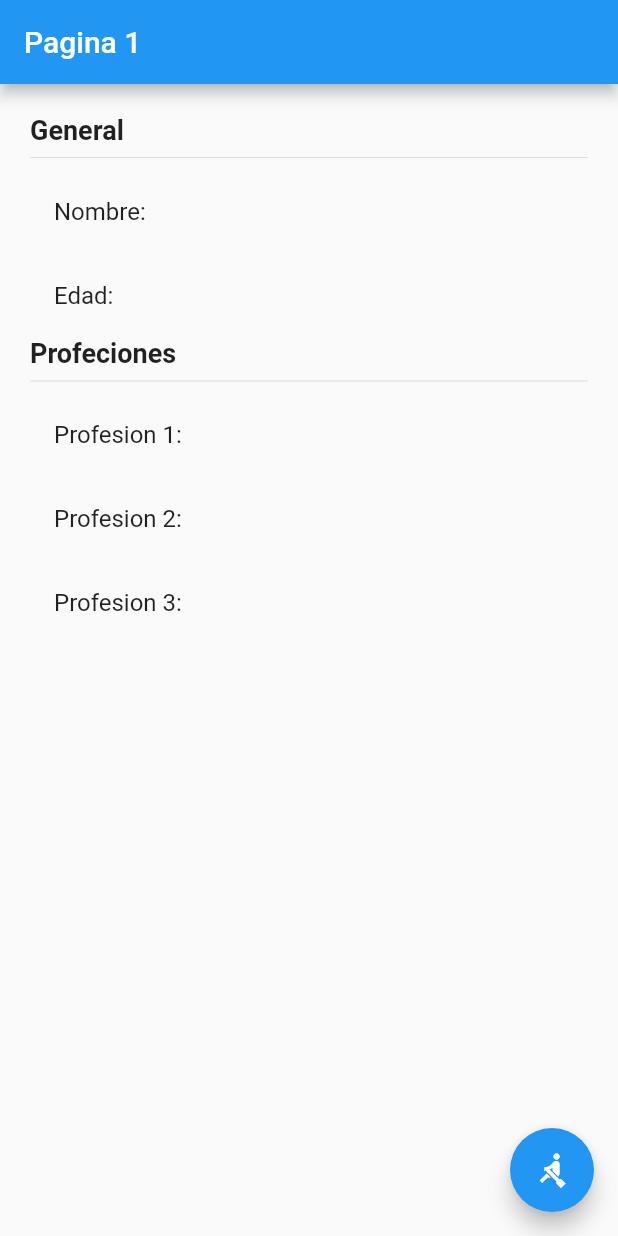
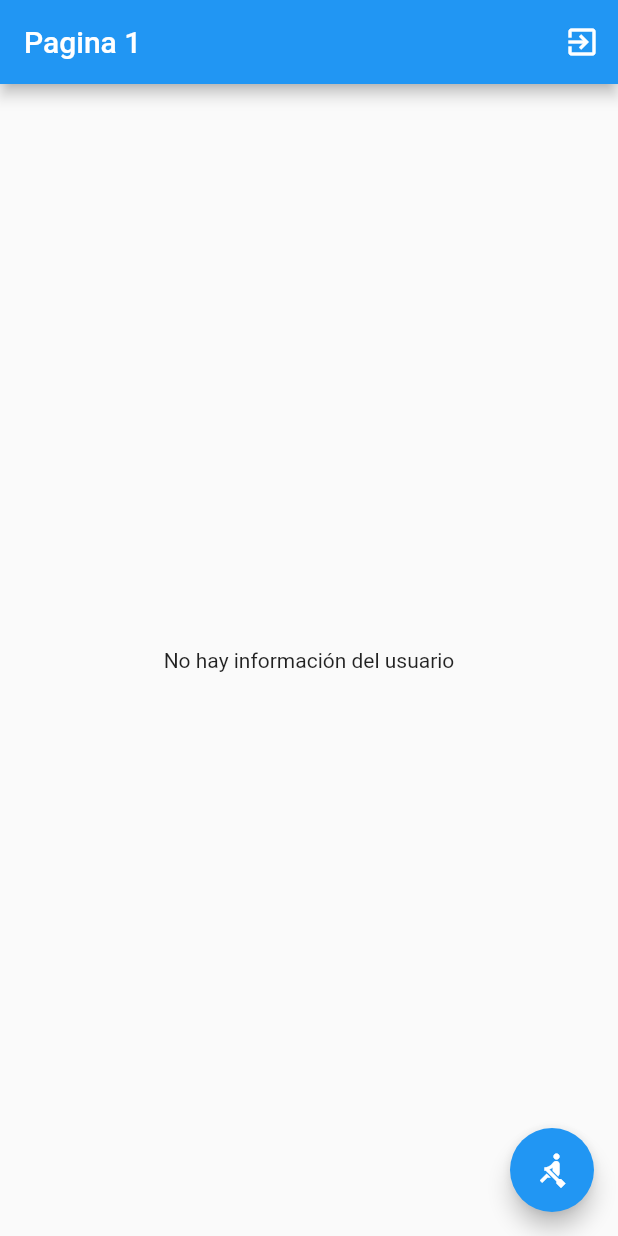
Before and after one commit to tinnit1/Flutter_states_cubit, a Flutter app: the screen it shows after launch, on a phone screen of 412 x 824 dp. Run offline on Flutter 3.47's test engine with Material 2 defaults, Android fonts, the phone set to English and light mode, and no system bars; our stand-ins replace flutter_bloc.

Commit message:
cubit end

```diff
--- /dev/null
+++ b/lib/bloc/usuario/usuario_cubit.dart
@@ -0,0 +1,37 @@
+import 'package:estados/models/usuario.dart';
+import 'package:flutter_bloc/flutter_bloc.dart';
+import 'package:meta/meta.dart';
+
+part 'usuario_state.dart';
+
+class UsuarioCubit extends Cubit<UsuarioState> {
+  UsuarioCubit() : super(UsuarioInitial());
+
+  void seleccionarUsuario(Usuario user) {
+    emit(UsuarioActivo(user));
+  }
+
+  void cambiarEdad(int edad) {
+    final currenState = state;
+    if (currenState is UsuarioActivo) {
+      final newUser = currenState.usuario.copyWith(edad: 30);
+      emit(UsuarioActivo(newUser));
+    }
+  }
+
+  void agregarProfesion() {
+    final currenState = state;
+    if (currenState is UsuarioActivo) {
+      final newProfesiones = [
+        ...currenState.usuario.profesiones,
+        'Profesiones ${currenState.usuario.profesiones.length + 1}'
+      ];
+      final newUser = currenState.usuario.copyWith(profesiones: newProfesiones);
+      emit(UsuarioActivo(newUser));
+    }
+  }
+
+  void borrarUsuario() {
+    emit(UsuarioInitial());
+  }
+}
--- /dev/null
+++ b/lib/bloc/usuario/usuario_state.dart
@@ -0,0 +1,15 @@
+part of 'usuario_cubit.dart';
+
+@immutable
+abstract class UsuarioState {}
+
+class UsuarioInitial extends UsuarioState {
+  final existeUsuario = false;
+}
+
+class UsuarioActivo extends UsuarioState {
+  final existeUsuario = true;
+  final Usuario usuario;
+
+  UsuarioActivo(this.usuario);
+}
--- a/lib/main.dart
+++ b/lib/main.dart
@@ -1,13 +1,21 @@
+import 'package:estados/bloc/usuario/usuario_cubit.dart';
 import 'package:estados/pages/pagina1_page.dart';
 import 'package:estados/pages/pagina2_page.dart';
 import 'package:flutter/material.dart';
+import 'package:flutter_bloc/flutter_bloc.dart';
 
 void main() => runApp(MyApp());
 
 class MyApp extends StatelessWidget {
   @override
   Widget build(BuildContext context) {
-    return MaterialApp(
+    return MultiBlocProvider(
+      providers: [
+        BlocProvider(
+          create: (_) => new UsuarioCubit(),
+        )
+      ],
+      child: MaterialApp(
         debugShowCheckedModeBanner: false,
         title: 'Material App',
         initialRoute: 'pagina1',
@@ -15,6 +23,7 @@ class MyApp extends StatelessWidget {
           'pagina1': (_) => Pagina1Page(),
           'pagina2': (_) => Pagina2Page(),
         },
+      ),
     );
   }
 }
--- a/lib/models/usuario.dart
+++ b/lib/models/usuario.dart
@@ -1,7 +1,15 @@
 class Usuario {
-  String nombre;
-  int edad;
-  List<String> profesiones;
+  final String nombre;
+  final int edad;
+  final List<String> profesiones;
 
   Usuario({this.nombre, this.edad, this.profesiones});
+
+  Usuario copyWith({String nombre, int edad, List<String> profesiones}) {
+    return Usuario(
+      nombre: nombre ?? this.nombre,
+      edad: edad ?? this.edad,
+      profesiones: profesiones ?? this.profesiones,
+    );
+  }
 }
--- a/lib/pages/pagina1_page.dart
+++ b/lib/pages/pagina1_page.dart
@@ -1,4 +1,7 @@
+import 'package:estados/bloc/usuario/usuario_cubit.dart';
+import 'package:estados/models/usuario.dart';
 import 'package:flutter/material.dart';
+import 'package:flutter_bloc/flutter_bloc.dart';
 
 class Pagina1Page extends StatelessWidget {
   @override
@@ -6,8 +9,15 @@ class Pagina1Page extends StatelessWidget {
     return Scaffold(
       appBar: AppBar(
         title: Text('Pagina 1'),
+        actions: [
+          IconButton(
+              icon: Icon(Icons.exit_to_app),
+              onPressed: () {
+                BlocProvider.of<UsuarioCubit>(context).borrarUsuario();
+              })
+        ],
       ),
-      body: InformacionUsuario(),
+      body: BodyScaffold(),
       floatingActionButton: FloatingActionButton(
         child: Icon(Icons.rowing),
         onPressed: () => Navigator.pushNamed(context, 'pagina2'),
@@ -16,7 +26,29 @@ class Pagina1Page extends StatelessWidget {
   }
 }
 
+class BodyScaffold extends StatelessWidget {
+  @override
+  Widget build(BuildContext context) {
+    return BlocBuilder<UsuarioCubit, UsuarioState>(
+      builder: (_, state) {
+        if (state is UsuarioInitial) {
+          return Center(
+            child: Text('No hay información del usuario'),
+          );
+        } else if (state is UsuarioActivo) {
+          return InformacionUsuario(state.usuario);
+        } else {
+          return Center(child: Text('Estado no reconocido'));
+        }
+      },
+    );
+  }
+}
+
 class InformacionUsuario extends StatelessWidget {
+  final Usuario usuario;
+
+  const InformacionUsuario(this.usuario);
   @override
   Widget build(BuildContext context) {
     return Container(
@@ -32,25 +64,21 @@ class InformacionUsuario extends StatelessWidget {
           ),
           Divider(),
           ListTile(
-            title: Text('Nombre: '),
+            title: Text('Nombre: ${usuario.nombre}'),
           ),
           ListTile(
-            title: Text('Edad: '),
+            title: Text('Edad: ${usuario.edad}'),
           ),
           Text(
             'Profeciones',
             style: TextStyle(fontSize: 18, fontWeight: FontWeight.bold),
           ),
           Divider(),
-          ListTile(
-            title: Text('Profesion 1: '),
-          ),
-          ListTile(
-            title: Text('Profesion 2: '),
-          ),
-          ListTile(
-            title: Text('Profesion 3: '),
-          ),
+          ...usuario.profesiones
+              .map((e) => ListTile(
+                    title: Text(e),
+                  ))
+              .toList()
         ],
       ),
     );
--- a/pubspec.yaml
+++ b/pubspec.yaml
@@ -28,6 +28,7 @@ dependencies:
   # The following adds the Cupertino Icons font to your application.
   # Use with the CupertinoIcons class for iOS style icons.
   cupertino_icons: ^1.0.0
+  flutter_bloc: ^6.1.2
 
 dev_dependencies:
   flutter_test:
```
Also changed, not shown: lib/pages/pagina2_page.dart (+20 -3 lines), pubspec.lock. Lines whose indentation alone changed are shown as unchanged.
